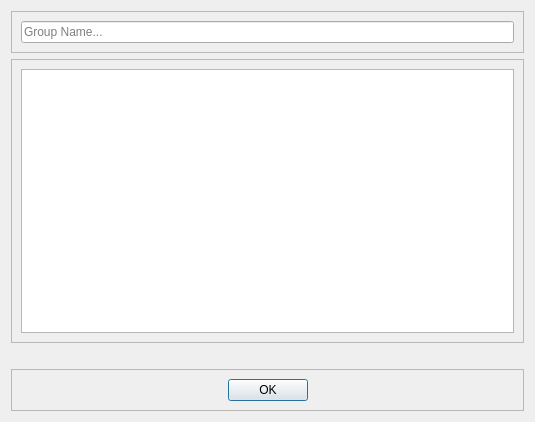
The window that E2EEIM-Desktop/creategroup.ui (E2EEIM/E2EEIM) describes before a commit, drawn with Qt 5.
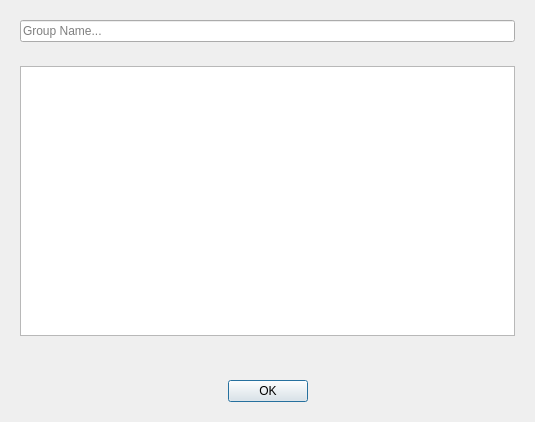
The same window after the commit. Icons and pictures are not drawn.

Patch:
```diff
--- a/E2EEIM-Desktop/creategroup.ui
+++ b/E2EEIM-Desktop/creategroup.ui
@@ -21,7 +21,7 @@
    <item>
     <widget class="QFrame" name="frame">
      <property name="frameShape">
-      <enum>QFrame::StyledPanel</enum>
+      <enum>QFrame::NoFrame</enum>
      </property>
      <property name="frameShadow">
       <enum>QFrame::Raised</enum>
@@ -40,7 +40,7 @@
    <item>
     <widget class="QFrame" name="frame_2">
      <property name="frameShape">
-      <enum>QFrame::StyledPanel</enum>
+      <enum>QFrame::NoFrame</enum>
      </property>
      <property name="frameShadow">
       <enum>QFrame::Raised</enum>
@@ -66,7 +66,7 @@
    <item>
     <widget class="QFrame" name="frame_3">
      <property name="frameShape">
-      <enum>QFrame::StyledPanel</enum>
+      <enum>QFrame::NoFrame</enum>
      </property>
      <property name="frameShadow">
       <enum>QFrame::Raised</enum>
```
